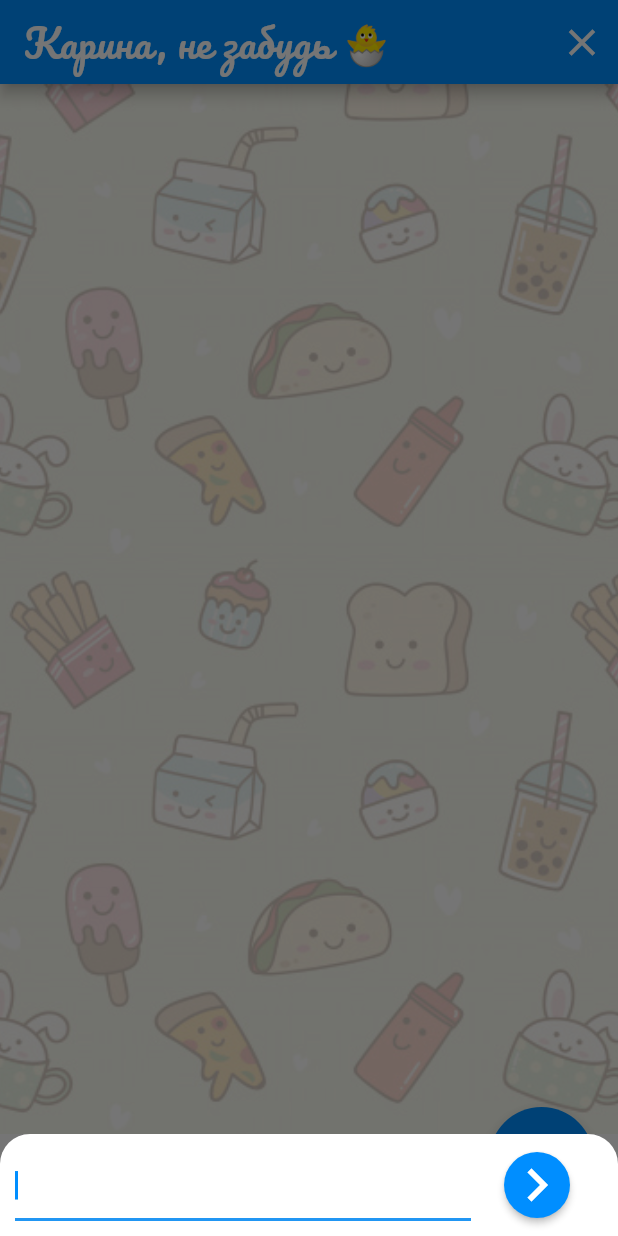
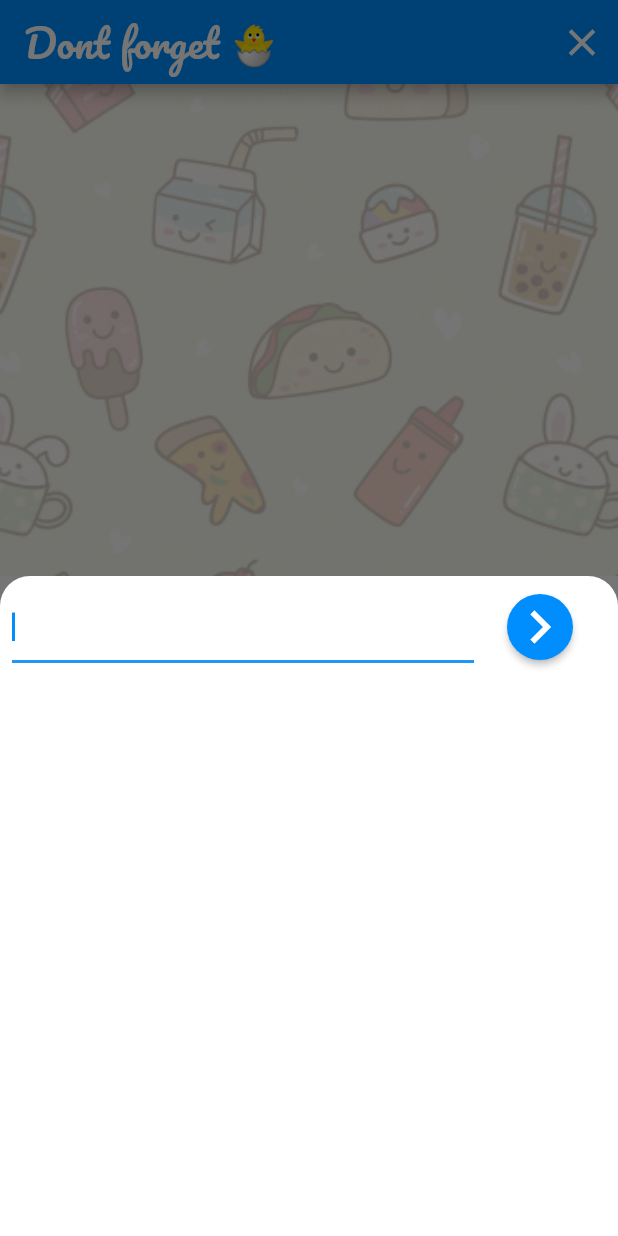
Before and after one commit to mrpotato2022/cat_tasks, a Flutter app: the screen it shows after launch, after a tap on the "add" icon, on a phone screen of 412 x 824 dp. Run offline on Flutter 3.47's test engine with Material 2 defaults, Android fonts, the phone set to English and light mode, and no system bars; our stand-ins replace hive, hive_flutter; accounts and stored records are empty.

Commit message:
title changed

```diff
--- a/lib/components/addTaskBottomSheet.dart
+++ b/lib/components/addTaskBottomSheet.dart
@@ -4,30 +4,26 @@ import 'package:rebith_tasklist/theme/theme_constants.dart';
 import 'package:provider/provider.dart';
 
 class AddTaskBottomSheet extends StatelessWidget {
-  TextEditingController controller = TextEditingController();
   @override
   Widget build(BuildContext context) {
+    TextEditingController controller = TextEditingController();
     return Container(
-      color: Color(0xFF757575),
+      color: const Color(0xFF757575),
       child: Container(
-        padding: EdgeInsets.only(
-            top: 10.0,
-            left: 10.0,
-            right: 10.0,
-            bottom: MediaQuery.of(context).viewInsets.bottom
-        ),
+        height: 440,
         decoration: BoxDecoration(
             color: Colors.white,
-            borderRadius: BorderRadius.only(
-                topLeft: Radius.circular(20.0),
-                topRight: Radius.circular(20.0))),
+            borderRadius: const BorderRadius.only(
+                topLeft: const Radius.circular(20.0),
+                topRight: const Radius.circular(20.0))),
         child: Padding(
-          padding: EdgeInsets.only(
-              bottom: 10.0
-          ),
-          child: Row(
-              crossAxisAlignment: CrossAxisAlignment.start,
-              children: [
+              padding: EdgeInsets.only(
+                  top: 10.0,
+                  left: 8.0,
+                  right: 8.0,
+                  ),
+              child:
+                  Row(crossAxisAlignment: CrossAxisAlignment.start, children: [
                 Expanded(
                   child: TextField(
                     controller: controller,
@@ -35,7 +31,8 @@ class AddTaskBottomSheet extends StatelessWidget {
                     cursorColor: mainColor,
                     onSubmitted: (value) {
                       if (controller.text.isNotEmpty) {
-                        Provider.of<TasklistModel>(context, listen: false).addTask(value);
+                        Provider.of<TasklistModel>(context, listen: false)
+                            .addTask(value);
                         controller.clear();
                         Navigator.pop(context);
                       } else {
@@ -54,14 +51,16 @@ class AddTaskBottomSheet extends StatelessWidget {
                   ),
                   onPressed: () {
                     if (controller.text.isNotEmpty) {
-                      Provider.of<TasklistModel>(context, listen: false).addTask(controller.text);
+                      Provider.of<TasklistModel>(context, listen: false)
+                          .addTask(controller.text);
                       controller.clear();
                       Navigator.pop(context);
                     }
                   },
                 ),
               ]),
-        ),
+            ),
+
       ),
     );
   }
--- a/lib/components/task_tile.dart
+++ b/lib/components/task_tile.dart
@@ -8,14 +8,12 @@ class TaskTile extends StatefulWidget {
   final int index;
 
   TaskTile({this.list, this.index});
-
   @override
   _TaskTileState createState() => _TaskTileState();
 }
 
 class _TaskTileState extends State<TaskTile> {
   bool check = false;
-
   Widget build(BuildContext context) {
     return Container(
       child: ListTile(
--- a/lib/logic/tasklist_model.dart
+++ b/lib/logic/tasklist_model.dart
@@ -1,30 +1,32 @@
 import 'package:flutter/material.dart';
-import 'package:shared_preferences/shared_preferences.dart';
+import 'package:hive/hive.dart';
+import 'package:hive_flutter/hive_flutter.dart';
 
 class TasklistModel extends ChangeNotifier {
-  SharedPreferences pref;
+  Box taskBox;
   List<String> taskList;
 
-  Future<void> initPrefAndList() async {
-    pref = await SharedPreferences.getInstance();
-    taskList = pref.getStringList('tasks') ?? [];
+  Future<void> initHive() async {
+    await Hive.initFlutter();
+    taskBox = await Hive.openBox('taskBox');
+    taskList = taskBox.get('tasklist') ?? [];
   }
 
   void addTask(String task) {
     taskList.add(task);
-    pref.setStringList('tasks', taskList);
+    taskBox.put('tasklist', taskList);
     notifyListeners();
   }
 
   void removeTask(int index) {
     taskList.removeAt(index);
-    pref.setStringList('tasks', taskList);
+    taskBox.put('tasklist', taskList);
     notifyListeners();
   }
 
   void cleanList() {
     taskList.clear();
-    pref.remove('tasks');
+    taskBox.put('tasklist', taskList);
     notifyListeners();
   }
 }
--- a/lib/main.dart
+++ b/lib/main.dart
@@ -1,4 +1,5 @@
 import 'package:flutter/material.dart';
+import 'package:flutter/services.dart';
 import 'package:provider/provider.dart';
 import 'package:rebith_tasklist/logic/tasklist_model.dart';
 import 'package:rebith_tasklist/screens/tasklistScreen.dart';
@@ -10,6 +11,10 @@ void main() {
 class TaskList extends StatelessWidget {
   @override
   Widget build(BuildContext context) {
+    SystemChrome.setPreferredOrientations([
+      DeviceOrientation.portraitUp,
+      DeviceOrientation.portraitDown,
+    ]);
     return ChangeNotifierProvider(
       create: (context) => TasklistModel(),
       child: MaterialApp(home: TaskListScreen()),
--- a/lib/screens/tasklistScreen.dart
+++ b/lib/screens/tasklistScreen.dart
@@ -7,30 +7,44 @@ import 'package:rebith_tasklist/components/addtask_button.dart';
 import 'package:rebith_tasklist/logic/tasklist_model.dart';
 import 'package:rebith_tasklist/theme/theme_constants.dart';
 
-class TaskListScreen extends StatelessWidget {
+class TaskListScreen extends StatefulWidget {
+  @override
+  _TaskListState createState() => _TaskListState();
+}
+
+class _TaskListState extends State<TaskListScreen> {
+  Future initHive;
+
+  @override
+  void initState() {
+    super.initState();
+    initHive = context.read<TasklistModel>().initHive();
+  }
+
   @override
   Widget build(BuildContext context) {
     List<String> taskList;
-    return  Scaffold(
+    return Scaffold(
       appBar: AppBar(
         automaticallyImplyLeading: false,
         backgroundColor: mainColor,
         title: const Text(
-          'Карина, не забудь 🐣',
+          'Dont forget 🐣',
           style: const TextStyle(fontFamily: 'Pacifico', fontSize: 26.0),
         ),
         actions: [CleanTaskListButton()],
       ),
       floatingActionButton: AddTaskButton(),
       body: FutureBuilder<void>(
-        future: Provider.of<TasklistModel>(context, listen: false).initPrefAndList(),
+        future: initHive,
         builder: (context, snapshot) {
           if (snapshot.connectionState == ConnectionState.done) {
             taskList = Provider.of<TasklistModel>(context).taskList;
-            return  Container(
+            return Container(
               decoration: BoxDecoration(
                   image: const DecorationImage(
-                      image: const AssetImage('images/food3.jpg'), fit: BoxFit.cover)),
+                      image: const AssetImage('images/food3.jpg'),
+                      fit: BoxFit.cover)),
               child: ListView.builder(
                 itemCount: taskList.length,
                 itemBuilder: (context, index) {
--- a/pubspec.yaml
+++ b/pubspec.yaml
@@ -23,7 +23,6 @@ environment:
 dependencies:
   flutter:
     sdk: flutter
-  shared_preferences: ^2.0.5
   provider: ^5.0.0
   collection: ^1.15.0-nullsafety.5
   hive: ^1.4.1+1
@@ -32,7 +31,6 @@ dependencies:
 
 
 dependency_overrides:
-  shared_preferences: ^0.5.12
   collection: ^1.15.0-nullsafety.5
 
 
```
Also changed, not shown: pubspec.lock (added), 7 other files.
